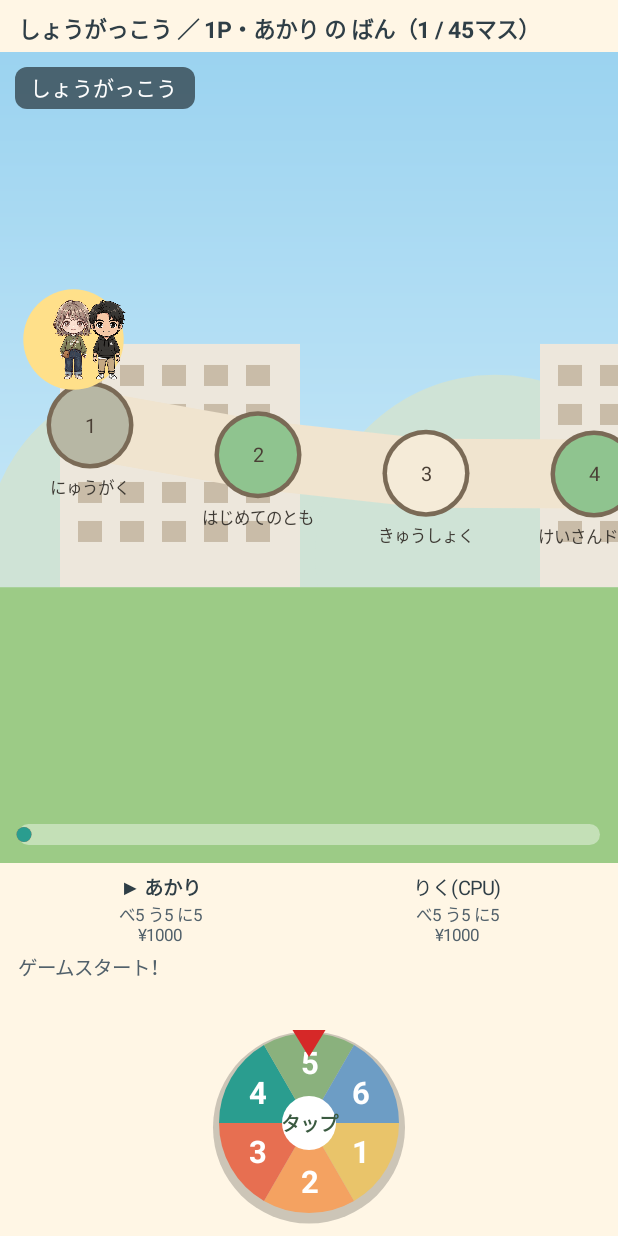
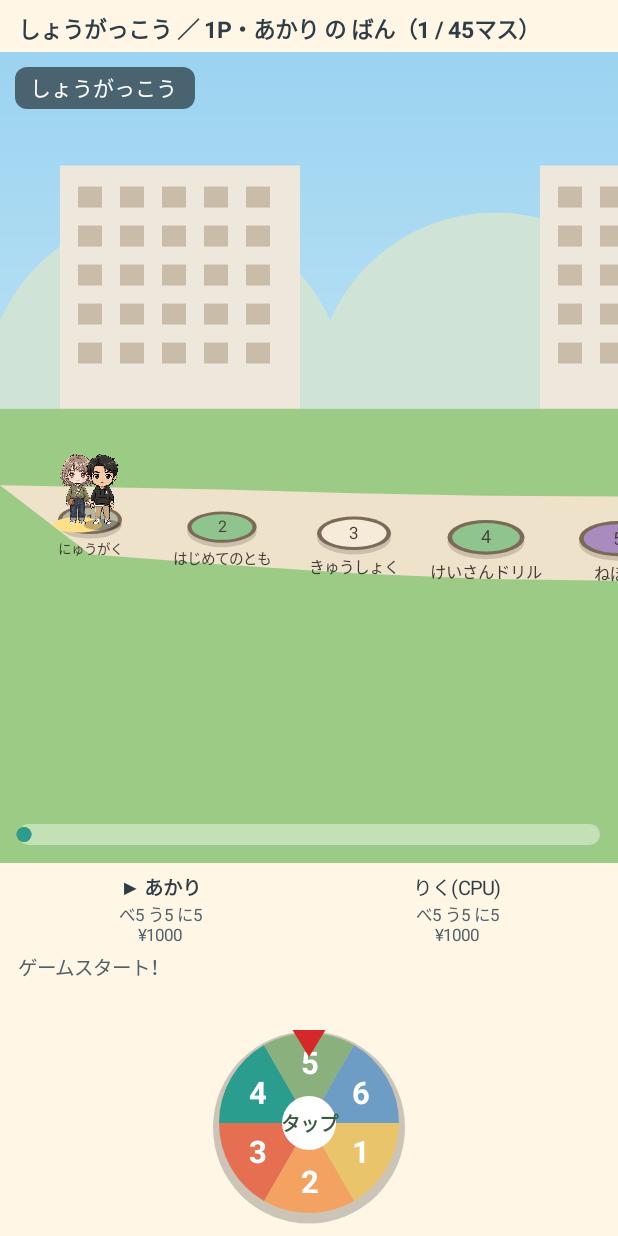
Before and after one commit to Sekiguchi-Takashi/SugorokuApp, an Android app: the screen it shows after launch (MainActivity), after a tap on "あかり", on a phone screen of 412 x 824 dp. Run offline under Robolectric (Android 15) with nearby library versions, the light colour scheme and no system bars; 3 other taps on this screen came first.

Commit message:
v1.1 bside jhs images and 3d board

```diff
--- a/bside/build.gradle.kts
+++ b/bside/build.gradle.kts
@@ -17,8 +17,8 @@ android {
         applicationId = "com.appathy.sugoroku.human"
         minSdk = 26
         targetSdk = 34
-        versionCode = 1
-        versionName = "1.0"
+        versionCode = 2
+        versionName = "1.1"
     }
 
     if (keystoreFile != null) {
--- a/bside/src/main/assets/events_human.json
+++ b/bside/src/main/assets/events_human.json
@@ -2,9 +2,9 @@
   "schemaVersion": 1,
   "statNames": { "st": "べんきょう", "sp": "うんどう", "pp": "にんき", "mn": "おこづかい" },
   "stages": [
-    { "name": "しょうがっこう", "from": 0, "to": 14 },
-    { "name": "ちゅうがっこう", "from": 15, "to": 29 },
-    { "name": "こうこう", "from": 30, "to": 44 }
+    { "key": "elem", "name": "しょうがっこう", "from": 0, "to": 14 },
+    { "key": "jhs", "name": "ちゅうがっこう", "from": 15, "to": 29 },
+    { "key": "high", "name": "こうこう", "from": 30, "to": 44 }
   ],
   "cells": [
     { "i": 0, "type": "START", "title": "にゅうがく", "text": "しょうがっこうに にゅうがく！ ここからスタート。" },
--- a/bside/src/main/kotlin/com/appathy/sugoroku/human/MainActivity.kt
+++ b/bside/src/main/kotlin/com/appathy/sugoroku/human/MainActivity.kt
@@ -47,7 +47,7 @@ class MainActivity : Activity() {
 
     // ---------------- データ定義 ----------------
 
-    class Chara(val name: String, val img: String, val resId: Int)
+    class Chara(val name: String, val img: String, val images: HashMap<String, String>)
 
     class Delta(val st: Int, val sp: Int, val pp: Int, val mn: Int)
 
@@ -65,7 +65,7 @@ class MainActivity : Activity() {
         val choices: List<Choice>, val ch: Challenge?
     )
 
-    class Stage(val name: String, val from: Int, val to: Int)
+    class Stage(val key: String, val name: String, val from: Int, val to: Int)
 
     class Ending(val key: String, val title: String, val text: String)
 
@@ -106,6 +106,56 @@ class MainActivity : Activity() {
     private fun dp(v: Float): Float = v * resources.displayMetrics.density
     private fun dpi(v: Float): Int = dp(v).toInt()
 
+    // ---------------- ライフステージ別の画像解決 ----------------
+    // images に無いステージは近いステージへフォールバック。
+    // suffix は "_s"(側面) / "_b"(背面) など。存在しなければ suffix なしへ落ちる。
+
+    private val stageKeys = listOf("baby", "kinder", "elem", "jhs", "high", "univ", "work", "senior")
+    private val resCache = HashMap<String, Int>()
+
+    private fun stageKeyAt(pos: Int): String {
+        var i = 0
+        while (i < stages.size) {
+            val s = stages[i]
+            if (pos >= s.from && pos <= s.to) return s.key
+            i++
+        }
+        if (stages.isEmpty()) return "elem"
+        return stages[stages.size - 1].key
+    }
+
+    private fun imageBaseFor(c: Chara, stageKey: String): String {
+        var idx = stageKeys.indexOf(stageKey)
+        if (idx < 0) idx = stageKeys.size - 1
+        var i = idx
+        while (i >= 0) {
+            val b = c.images[stageKeys[i]]
+            if (b != null) return b
+            i--
+        }
+        i = idx + 1
+        while (i < stageKeys.size) {
+            val b = c.images[stageKeys[i]]
+            if (b != null) return b
+            i++
+        }
+        return c.img
+    }
+
+    private fun resOf(base: String, suffix: String): Int {
+        val key = base + suffix
+        val hit = resCache[key]
+        if (hit != null) return hit
+        var id = resources.getIdentifier(key, "drawable", packageName)
+        if (id == 0) id = resources.getIdentifier(base, "drawable", packageName)
+        resCache[key] = id
+        return id
+    }
+
+    private fun charaRes(c: Chara, stageKey: String, suffix: String): Int {
+        return resOf(imageBaseFor(c, stageKey), suffix)
+    }
+
     // ---------------- 起動 ----------------
 
     override fun onCreate(savedInstanceState: Bundle?) {
@@ -135,8 +185,18 @@ class MainActivity : Activity() {
         while (i < arr.length()) {
             val o = arr.getJSONObject(i)
             val img = o.getString("img")
-            val rid = resources.getIdentifier(img, "drawable", packageName)
-            if (rid != 0) cl.add(Chara(o.getString("name"), img, rid))
+            val map = HashMap<String, String>()
+            val io = o.optJSONObject("images")
+            if (io != null) {
+                val ks = io.keys()
+                while (ks.hasNext()) {
+                    val k = ks.next()
+                    map[k] = io.getString(k)
+                }
+            }
+            if (resources.getIdentifier(img, "drawable", packageName) != 0) {
+                cl.add(Chara(o.getString("name"), img, map))
+            }
             i++
         }
         charas = cl
@@ -148,7 +208,7 @@ class MainActivity : Activity() {
         i = 0
         while (i < sarr.length()) {
             val o = sarr.getJSONObject(i)
-            sl.add(Stage(o.getString("name"), o.getInt("from"), o.getInt("to")))
+            sl.add(Stage(o.optString("key", "elem"), o.getString("name"), o.getInt("from"), o.getInt("to")))
             i++
         }
         stages = sl
@@ -257,7 +317,7 @@ class MainActivity : Activity() {
         var i = 0
         while (i < 4 && i < charas.size) {
             val iv = ImageView(this)
-            iv.setImageResource(charas[i].resId)
+            iv.setImageResource(charaRes(charas[i], stageKeyAt(0), ""))
             val lp = LinearLayout.LayoutParams(dpi(64f), dpi(64f))
             lp.leftMargin = dpi(4f)
             lp.rightMargin = dpi(4f)
@@ -346,7 +406,7 @@ class MainActivity : Activity() {
             item.gravity = Gravity.CENTER
             item.setPadding(dpi(6f), dpi(8f), dpi(6f), dpi(8f))
             val iv = ImageView(this)
-            iv.setImageResource(c.resId)
+            iv.setImageResource(charaRes(c, stageKeyAt(0), ""))
             iv.layoutParams = LinearLayout.LayoutParams(dpi(84f), dpi(84f))
             item.addView(iv)
             item.addView(label(c.name, 14f, Color.parseColor("#3A3A3A")))
@@ -739,7 +799,7 @@ class MainActivity : Activity() {
             box.setPadding(dpi(8f), dpi(10f), dpi(8f), dpi(10f))
 
             val iv = ImageView(this)
-            iv.setImageResource(p.chara.resId)
+            iv.setImageResource(charaRes(p.chara, stageKeyAt(cells.size - 1), ""))
             iv.layoutParams = LinearLayout.LayoutParams(dpi(72f), dpi(72f))
             box.addView(iv)
 
@@ -785,9 +845,32 @@ class MainActivity : Activity() {
         private var targetX = 0f
         private var inited = false
 
-        private fun cellW(): Float = dp(112f)
+        private fun cellW(): Float = dp(88f)
         private fun cellX(i: Int): Float = dp(60f) + i * cellW()
-        private fun cellY(i: Int): Float = height * 0.46f + sin(i * 0.62f) * dp(34f)
+        // 奥行き（0.56=奥 〜 1.0=手前）。道が奥へ入って手前へ戻る擬似3D
+        private fun depth(i: Int): Float = 0.82f + 0.18f * sin(i * 0.40f)
+        private fun cellY(i: Int): Float = height * 0.60f - (1f - depth(i)) * dp(70f)
+        private fun tileRx(i: Int): Float = dp(26f) * depth(i)
+        private fun tileRy(i: Int): Float = dp(26f) * depth(i) * 0.45f
+
+        private fun drawPiece(canvas: Canvas, pl: Player, index: Int) {
+            val d = depth(pl.pos)
+            val cx = cellX(pl.pos) + (index - (players.size - 1) / 2f) * dp(20f) * d
+            val cy = cellY(pl.pos) + tileRy(pl.pos) * 0.35f
+            val size = dp(58f) * d
+            p.color = Color.parseColor("#40000000")
+            canvas.drawOval(RectF(cx - size * 0.26f, cy - size * 0.08f, cx + size * 0.26f, cy + size * 0.08f), p)
+            if (index == turn) {
+                p.color = Color.parseColor("#FFE08A")
+                canvas.drawOval(RectF(cx - size * 0.34f, cy - size * 0.11f, cx + size * 0.34f, cy + size * 0.11f), p)
+            }
+            val rid = charaRes(pl.chara, stageKeyAt(pl.pos), "_s")
+            if (rid != 0) {
+                val b = bmp(rid)
+                val dst = RectF(cx - size / 2f, cy - size, cx + size / 2f, cy)
+                canvas.drawBitmap(b, Rect(0, 0, b.width, b.height), dst, null)
+            }
+        }
 
         fun focus(pos: Int) {
             targetX = cellX(pos) - width / 2f
@@ -866,7 +949,7 @@ class MainActivity : Activity() {
             val far = camX * 0.25f
             var hx = -(far % dp(220f))
             while (hx < width + dp(220f)) {
-                canvas.drawCircle(hx + dp(110f), height * 0.62f, dp(120f), p)
+                canvas.drawCircle(hx + dp(110f), height * 0.42f, dp(120f), p)
                 hx += dp(220f)
             }
 
@@ -875,11 +958,11 @@ class MainActivity : Activity() {
             val mid = camX * 0.5f
             var bx = -(mid % dp(320f))
             while (bx < width + dp(320f)) {
-                val top = height * 0.36f
-                canvas.drawRect(bx + dp(40f), top, bx + dp(200f), height * 0.66f, p)
+                val top = height * 0.14f
+                canvas.drawRect(bx + dp(40f), top, bx + dp(200f), height * 0.44f, p)
                 p.color = Color.parseColor("#C9BCA8")
                 var wy = top + dp(14f)
-                while (wy < height * 0.6f) {
+                while (wy < height * 0.40f) {
                     var wx = bx + dp(52f)
                     while (wx < bx + dp(190f)) {
                         canvas.drawRect(wx, wy, wx + dp(16f), wy + dp(14f), p)
@@ -893,62 +976,73 @@ class MainActivity : Activity() {
 
             // 地面
             p.color = groundC
-            canvas.drawRect(0f, height * 0.66f, width.toFloat(), height.toFloat(), p)
+            canvas.drawRect(0f, height * 0.44f, width.toFloat(), height.toFloat(), p)
 
             canvas.save()
             canvas.translate(-camX, 0f)
 
-            // 道
-            p.color = Color.parseColor("#F0E4CF")
-            p.strokeWidth = dp(46f)
-            p.strokeCap = Paint.Cap.ROUND
+            // 道（奥行きのある帯）
+            p.style = Paint.Style.FILL
+            val road = Path()
             var i = 0
-            while (i < cells.size - 1) {
-                canvas.drawLine(cellX(i), cellY(i), cellX(i + 1), cellY(i + 1), p)
+            while (i < cells.size) {
+                val x = cellX(i)
+                val y = cellY(i) - tileRy(i) * 2.4f
+                if (i == 0) road.moveTo(x - dp(60f), y) else road.lineTo(x, y)
                 i++
             }
+            i = cells.size - 1
+            while (i >= 0) {
+                road.lineTo(cellX(i), cellY(i) + tileRy(i) * 2.4f)
+                i--
+            }
+            road.close()
+            p.color = Color.parseColor("#EFE2CB")
+            canvas.drawPath(road, p)
 
-            // マス
+            // 奥のマスから手前のマスへ順に描く（重なりが自然になる）
+            val order = ArrayList<Int>()
             i = 0
             while (i < cells.size) {
-                val cx = cellX(i)
-                val cy = cellY(i)
-                if (cx > camX - dp(160f) && cx < camX + width + dp(160f)) {
-                    val c = cells[i]
+                order.add(i)
+                i++
+            }
+            order.sortBy { depth(it) }
+
+            var oi = 0
+            while (oi < order.size) {
+                val ci = order[oi]
+                val cx = cellX(ci)
+                val cy = cellY(ci)
+                if (cx > camX - dp(200f) && cx < camX + width + dp(200f)) {
+                    val c = cells[ci]
+                    val rx = tileRx(ci)
+                    val ry = tileRy(ci)
+                    val d = depth(ci)
+                    p.color = Color.parseColor("#26000000")
+                    canvas.drawOval(RectF(cx - rx, cy - ry + dp(3f), cx + rx, cy + ry + dp(3f)), p)
                     p.color = Color.parseColor("#7A6A56")
-                    canvas.drawCircle(cx, cy, dp(29f), p)
+                    canvas.drawOval(RectF(cx - rx, cy - ry, cx + rx, cy + ry), p)
                     p.color = cellColor(c.type)
-                    canvas.drawCircle(cx, cy, dp(26f), p)
+                    canvas.drawOval(RectF(cx - rx * 0.88f, cy - ry * 0.82f, cx + rx * 0.88f, cy + ry * 0.82f), p)
 
+                    p.textAlign = Paint.Align.CENTER
                     p.color = Color.parseColor("#4A3F35")
-                    p.textSize = dp(13f)
-                    p.textAlign = Paint.Align.CENTER
-                    canvas.drawText((i + 1).toString(), cx, cy + dp(5f), p)
-
-                    p.textSize = dp(11f)
+                    p.textSize = dp(12f) * d
+                    canvas.drawText((ci + 1).toString(), cx, cy + dp(4f) * d, p)
+                    p.textSize = dp(11f) * d
                     p.color = Color.parseColor("#3E3A34")
                     val ttl = if (c.title.length > 7) c.title.substring(0, 7) else c.title
-                    canvas.drawText(ttl, cx, cy + dp(46f), p)
+                    canvas.drawText(ttl, cx, cy + ry + dp(16f) * d, p)
                     p.textAlign = Paint.Align.LEFT
+
+                    var pi = 0
+                    while (pi < players.size) {
+                        if (players[pi].pos == ci) drawPiece(canvas, players[pi], pi)
+                        pi++
+                    }
                 }
-                i++
-            }
-
-            // 駒
-            i = 0
-            while (i < players.size) {
-                val pl = players[i]
-                val cx = cellX(pl.pos) + (i - (players.size - 1) / 2f) * dp(22f)
-                val cy = cellY(pl.pos) - dp(30f)
-                val b = bmp(pl.chara.resId)
-                val size = dp(54f)
-                val dst = RectF(cx - size / 2f, cy - size, cx + size / 2f, cy)
-                if (i == turn) {
-                    p.color = Color.parseColor("#FFE08A")
-                    canvas.drawCircle(cx, cy - size / 2f, size * 0.62f, p)
-                }
-                canvas.drawBitmap(b, Rect(0, 0, b.width, b.height), dst, null)
-                i++
+                oi++
             }
 
             canvas.restore()
--- a/settings.gradle.kts
+++ b/settings.gradle.kts
@@ -14,3 +14,4 @@ dependencyResolutionManagement {
 }
 rootProject.name = "SugorokuApp"
 include(":app")
+include(":bside")
```
Also changed, not shown: bside/src/main/assets/charas_human.json (+15 -49 lines), bside/src/main/res/drawable/chara_jhs01.png (added), bside/src/main/res/drawable/chara_jhs02.png (added), bside/src/main/res/drawable/chara_jhs03.png (added), bside/src/main/res/drawable/chara_jhs04.png (added), bside/src/main/res/drawable/chara_jhs05.png (added), bside/src/main/res/drawable/chara_jhs06.png (added), bside/src/main/res/drawable/chara_jhs07.png (added), bside/src/main/res/drawable/chara_jhs08.png (added), bside/src/main/res/drawable/chara_jhs09.png (added), bside/src/main/res/drawable/chara_jhs10.png (added), bside/src/main/res/drawable/chara_jhs11.png (added), bside/src/main/res/drawable/chara_jhs12.png (added), 1 other file.
